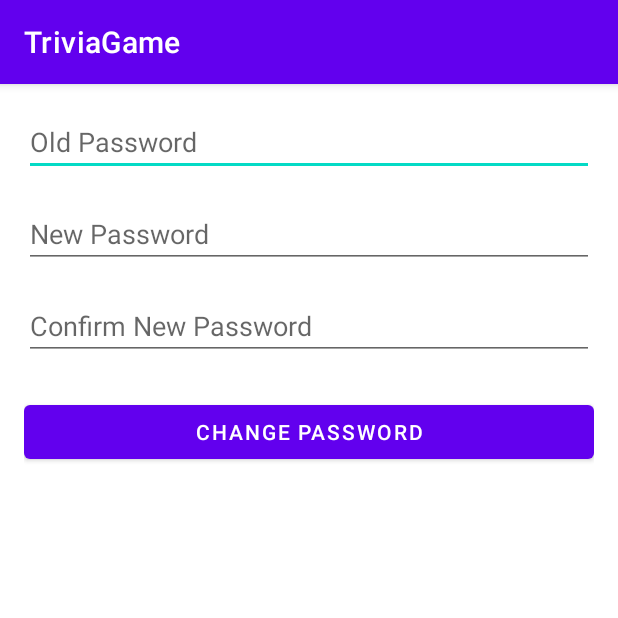
After one commit to KWells58/TriviaGame, an Android app: the ChangePasswordActivity screen opened directly, with no data from a screen before it, on a phone screen of 412 x 824 dp, the top half of it. The commit adds this screen. Run offline under Robolectric (Android 15) with nearby library versions, the phone set to English and light mode, and no system bars.

Commit message:
added password change implementation its shitty though

```diff
--- a/app/src/main/AndroidManifest.xml
+++ b/app/src/main/AndroidManifest.xml
@@ -35,5 +35,9 @@
             android:exported="false"/>
         <activity android:name=".QuizActivity"
             android:exported="false"/>
+        <activity android:name=".ChangePasswordActivity"
+            android:exported="false"/>
+        <activity android:name=".ScoresActivity"
+            android:exported="false"/>
     </application>
 </manifest>
--- /dev/null
+++ b/app/src/main/java/edu/floridapoly/securesoftware/spring24/triviagame/ChangePasswordActivity.java
@@ -0,0 +1,89 @@
+package edu.floridapoly.securesoftware.spring24.triviagame;
+
+import android.content.Context;
+import android.content.Intent;
+import android.content.SharedPreferences;
+import android.os.Bundle;
+import android.util.Log;
+import android.view.View;
+import android.widget.Button;
+import android.widget.EditText;
+import android.widget.Toast;
+
+import androidx.appcompat.app.AppCompatActivity;
+
+
+
+public class ChangePasswordActivity extends AppCompatActivity {
+
+    private EditText currentPasswordEditText;
+    private EditText newPasswordEditText;
+    private EditText confirmPasswordEditText;
+    private Button changePasswordButton;
+    private AuthManager authManager;
+
+    @Override
+    protected void onCreate(Bundle savedInstanceState) {
+        super.onCreate(savedInstanceState);
+        setContentView(R.layout.activity_change_password);
+
+        SharedPreferences sharedPreferences = getSharedPreferences("UserPrefs", MODE_PRIVATE);
+        authManager = new AuthManager(this);
+
+        currentPasswordEditText = findViewById(R.id.currentPasswordEditText);
+        newPasswordEditText = findViewById(R.id.newPasswordEditText);
+        confirmPasswordEditText = findViewById(R.id.confirmPasswordEditText);
+        changePasswordButton = findViewById(R.id.changePasswordButton);
+
+        changePasswordButton.setOnClickListener(new View.OnClickListener() {
+            @Override
+            public void onClick(View v) {
+                changePassword();
+            }
+        });
+    }
+
+
+    private void changePassword() {
+        String currentPassword = currentPasswordEditText.getText().toString();
+        String newPassword = newPasswordEditText.getText().toString();
+        String confirmPassword = confirmPasswordEditText.getText().toString();
+
+        Log.d("ChangePassword", "Current password: " + currentPassword);
+        Log.d("ChangePassword", "New password: " + newPassword);
+        Log.d("ChangePassword", "Confirm password: " + confirmPassword);
+
+        // Add validation for password length, match, etc.
+        if (newPassword.length() < 10) {
+            // Password is too short
+            newPasswordEditText.setError("Password must be at least 10 characters long");
+            return;
+        }
+
+        if (!newPassword.equals(confirmPassword)) {
+            // New password and confirm password do not match
+            confirmPasswordEditText.setError("Passwords do not match");
+            return;
+        }
+
+        // Call the changePassword method of AuthManager
+        boolean passwordChanged = authManager.changePassword(getLoggedInUsername(), currentPassword, newPassword);
+        Log.d("ChangePassword", "Password changed: " + passwordChanged);
+
+        if (passwordChanged) {
+            // Password changed successfully
+            Toast.makeText(this, "Password changed successfully", Toast.LENGTH_SHORT).show();
+            // Clear the new password field
+            newPasswordEditText.setText("");
+        } else {
+            // Failed to change password (incorrect current password or invalid new password)
+            Toast.makeText(this, "Failed to change password", Toast.LENGTH_SHORT).show();
+        }
+    }
+
+    private String getLoggedInUsername() {
+        SharedPreferences preferences = getSharedPreferences("UserPrefs", Context.MODE_PRIVATE);
+        return preferences.getString("username", "");
+    }
+
+}
--- /dev/null
+++ b/app/src/main/res/layout/activity_change_password.xml
@@ -0,0 +1,40 @@
+<?xml version="1.0" encoding="utf-8"?>
+<RelativeLayout xmlns:android="http://schemas.android.com/apk/res/android"
+    android:layout_width="match_parent"
+    android:layout_height="match_parent"
+    android:padding="16dp">
+
+    <EditText
+        android:id="@+id/currentPasswordEditText"
+        android:layout_width="match_parent"
+        android:layout_height="wrap_content"
+        android:hint="Old Password"
+        android:inputType="textPassword" />
+
+    <EditText
+        android:id="@+id/newPasswordEditText"
+        android:layout_width="match_parent"
+        android:layout_height="wrap_content"
+        android:layout_below="@id/currentPasswordEditText"
+        android:layout_marginTop="16dp"
+        android:hint="New Password"
+        android:inputType="textPassword" />
+
+    <EditText
+        android:id="@+id/confirmPasswordEditText"
+        android:layout_width="match_parent"
+        android:layout_height="wrap_content"
+        android:layout_below="@id/newPasswordEditText"
+        android:layout_marginTop="16dp"
+        android:hint="Confirm New Password"
+        android:inputType="textPassword" />
+
+    <Button
+        android:id="@+id/changePasswordButton"
+        android:layout_width="match_parent"
+        android:layout_height="wrap_content"
+        android:layout_below="@id/confirmPasswordEditText"
+        android:layout_marginTop="24dp"
+        android:text="Change Password" />
+
+</RelativeLayout>
```
Also changed, not shown: app/src/main/java/edu/floridapoly/securesoftware/spring24/triviagame/AuthManager.java (+41 -2 lines), app/src/main/java/edu/floridapoly/securesoftware/spring24/triviagame/LoginActivity.java (+20 -0 lines), app/src/main/java/edu/floridapoly/securesoftware/spring24/triviagame/ProfileActivity.java (+46 -1 lines), app/src/main/java/edu/floridapoly/securesoftware/spring24/triviagame/QuizActivity.java (+7 -0 lines), app/src/main/java/edu/floridapoly/securesoftware/spring24/triviagame/ScoresActivity.java (added, +24 -0 lines), app/src/main/res/layout/activity_login.xml (+9 -0 lines), app/src/main/res/layout/activity_profile.xml (+30 -3 lines), app/src/main/res/layout/activity_scores.xml (added, +14 -0 lines).
